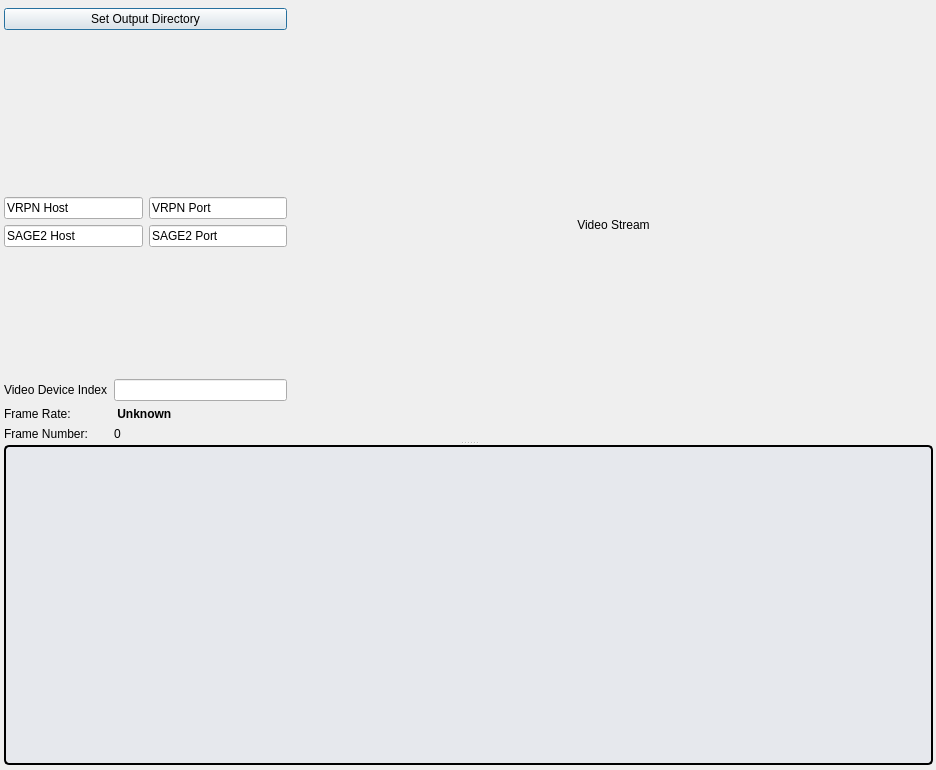
Old version of the form tools/workbench/live_window.ui in the repository hcilab-uic/ipme.
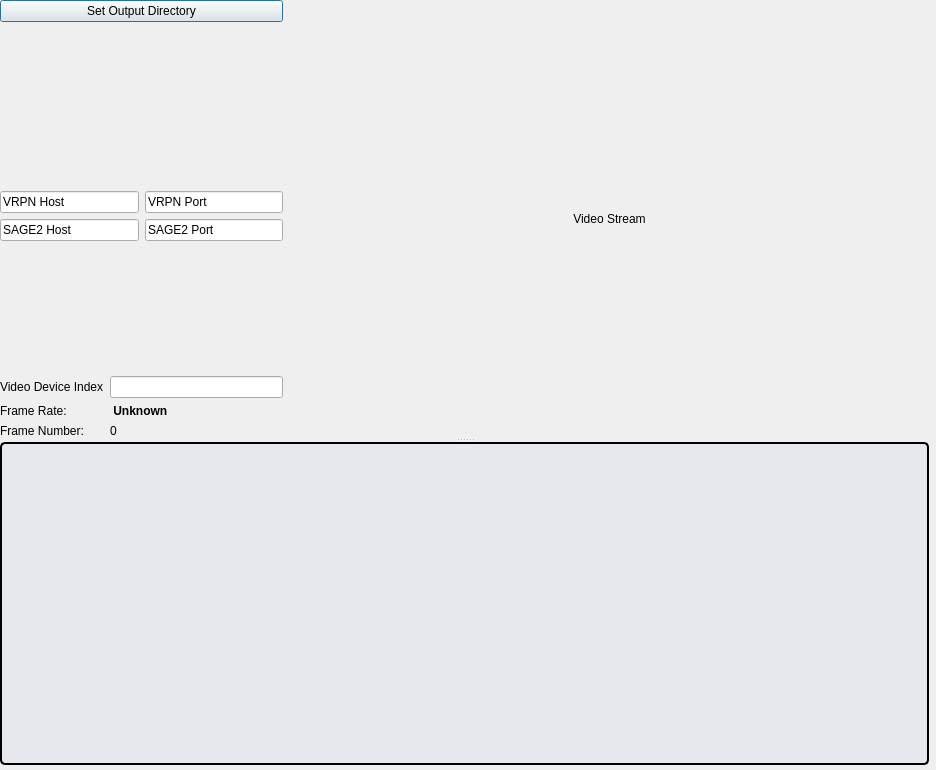
New version of the form.

Commit message: Sage initializer

```diff
--- a/tools/workbench/live_window.ui
+++ b/tools/workbench/live_window.ui
@@ -16,10 +16,10 @@
   <widget class="QSplitter" name="main_vertical_splitter">
    <property name="geometry">
     <rect>
-     <x>4</x>
-     <y>8</y>
+     <x>0</x>
+     <y>0</y>
      <width>929</width>
-     <height>757</height>
+     <height>765</height>
     </rect>
    </property>
    <property name="orientation">
```
The commit also changes 2 other files.
